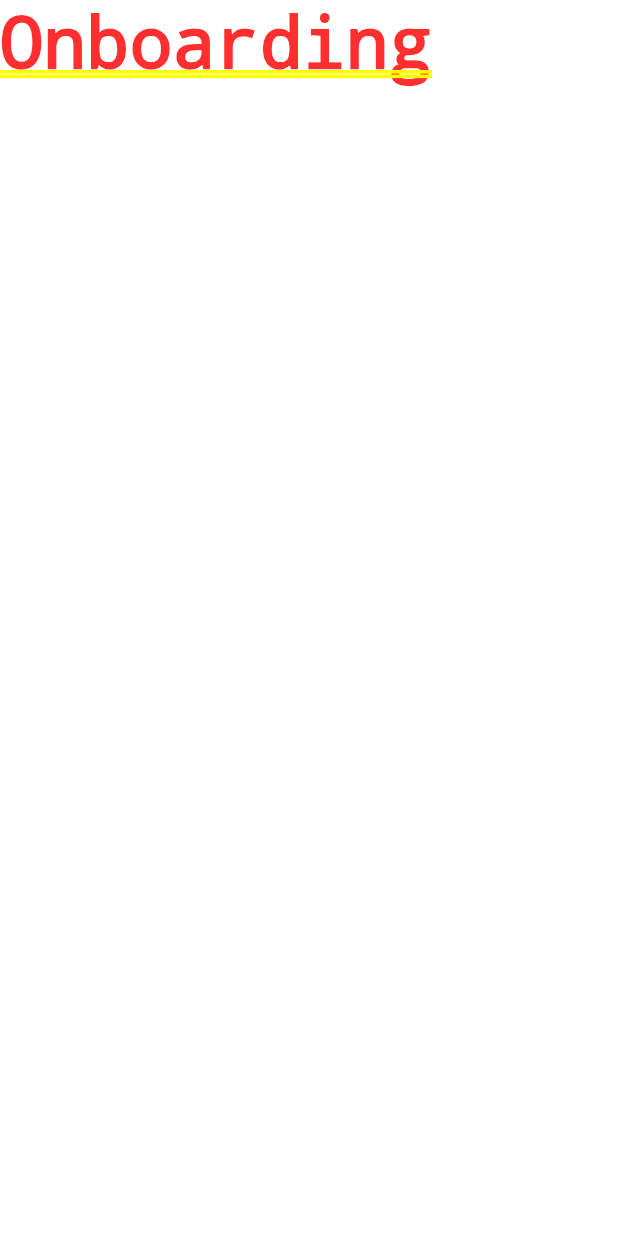
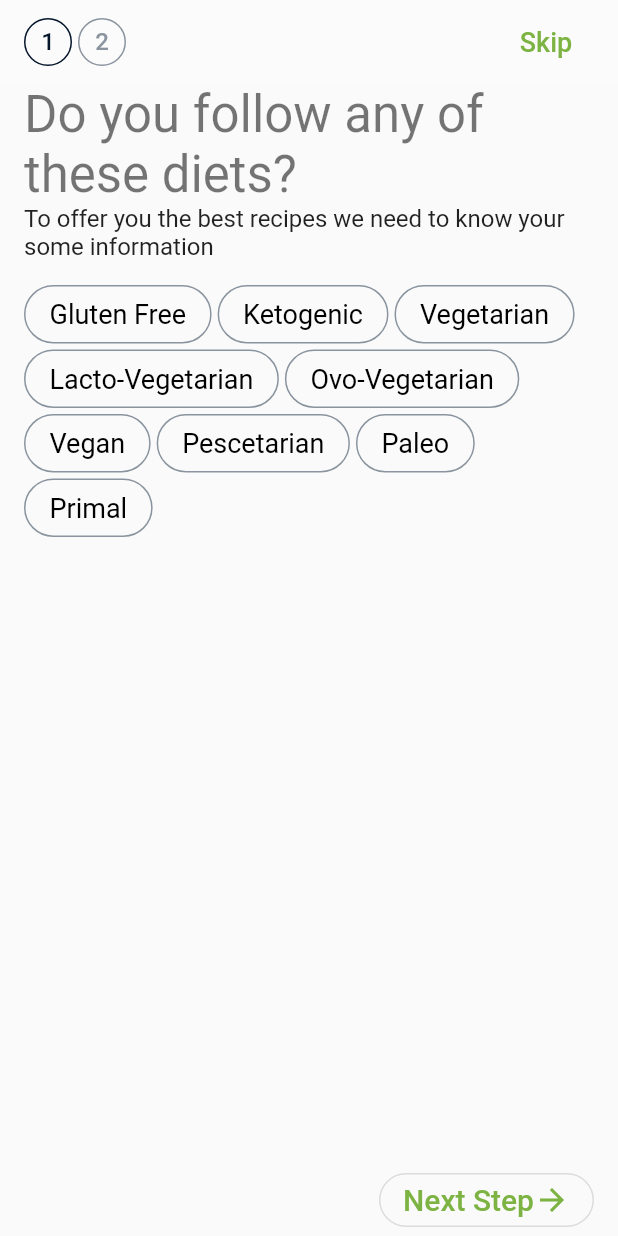
Before and after one commit to suhrobcoder/recipe_app_flutter, a Flutter app: the screen it shows after launch, on a phone screen of 412 x 824 dp. Run offline on Flutter 3.47's test engine with Material 2 defaults, Android fonts, the phone set to English and light mode, and no system bars; our stand-ins replace dio, get, get_storage, sqflite; accounts and stored records are empty; Roboto replaces fonts that are missing (SFPro).

Commit message:
onboarding page

```diff
--- a/lib/data/services/app_config_service.dart
+++ b/lib/data/services/app_config_service.dart
@@ -1,4 +1,3 @@
-import 'package:flutter/material.dart';
 import 'package:get/get.dart';
 import 'package:get_storage/get_storage.dart';
 import 'package:recipe_app/theme/app_theme.dart';
@@ -7,12 +6,11 @@ const _darkThemeKey = "dark_theme";
 const _firstRunKey = "first_run";
 
 class AppConfigService extends GetxService {
-  late GetStorage box;
+  late final GetStorage box;
 
   Future<AppConfigService> init() async {
     box = GetStorage("app_config");
     await box.writeIfNull(_darkThemeKey, false);
-    await box.writeIfNull(_firstRunKey, true);
     Get.changeTheme(box.read(_darkThemeKey) ? darkTheme : lightTheme);
     return this;
   }
@@ -23,11 +21,9 @@ class AppConfigService extends GetxService {
     await box.write(_darkThemeKey, isDarkTheme);
   }
 
-  bool isFirstRun() {
-    bool res = box.read(_firstRunKey) ?? true;
-    if (res) {
-      box.write(_firstRunKey, false);
-    }
-    return res;
+  bool isFirstRun() => box.read(_firstRunKey) ?? true;
+
+  Future setFirstRunFalse() async {
+    await box.write(_firstRunKey, false);
   }
 }
--- a/lib/main.dart
+++ b/lib/main.dart
@@ -10,9 +10,12 @@ import 'data/services/saved_recipes_service.dart';
 import 'routes/routes.dart';
 
 void main() async {
-  await GetStorage.init();
+  await GetStorage.init("app_config");
+  await GetStorage.init("settings");
   await initServices();
-  runApp(const MyApp());
+  runApp(MyApp(
+    Get.find<AppConfigService>().isFirstRun() ? Routes.onboarding : Routes.home,
+  ));
 }
 
 Future initServices() async {
@@ -23,16 +26,16 @@ Future initServices() async {
 }
 
 class MyApp extends StatelessWidget {
-  const MyApp({Key? key}) : super(key: key);
+  final String initialRoute;
+  const MyApp(this.initialRoute, {Key? key}) : super(key: key);
 
   @override
   Widget build(BuildContext context) {
     return GetMaterialApp(
       title: 'Recipe App',
-      home: const Text("Hello World"),
       debugShowCheckedModeBanner: false,
       getPages: AppPages.pages,
-      initialRoute: Routes.onboarding,
+      initialRoute: initialRoute,
     );
   }
 }
--- /dev/null
+++ b/lib/pages/home/page.dart
@@ -0,0 +1,12 @@
+import 'package:flutter/material.dart';
+
+class HomePage extends StatelessWidget {
+  const HomePage({Key? key}) : super(key: key);
+
+  @override
+  Widget build(BuildContext context) {
+    return Container(
+      child: null,
+    );
+  }
+}
--- /dev/null
+++ b/lib/pages/onboarding/binding.dart
@@ -0,0 +1,9 @@
+import 'package:get/get.dart';
+import 'package:recipe_app/pages/onboarding/controller.dart';
+
+class OnboardingPageBinding implements Bindings {
+  @override
+  void dependencies() {
+    Get.lazyPut(() => OnboardingController(Get.find()));
+  }
+}
--- /dev/null
+++ b/lib/pages/onboarding/controller.dart
@@ -0,0 +1,72 @@
+import 'package:get/get.dart';
+import 'package:recipe_app/data/services/app_config_service.dart';
+import 'package:recipe_app/data/services/app_settings_service.dart';
+import 'package:recipe_app/data/services/recipe_api_service.dart';
+import 'package:recipe_app/pages/onboarding/onboarding_step.dart';
+import 'package:recipe_app/routes/routes.dart';
+
+const _startingStep = 1;
+
+final steps = [
+  OnboardingStep("Do you follow any of these diets?", diets),
+  OnboardingStep("Your favorite cuisines?", cuisines),
+];
+
+class OnboardingController extends GetxController {
+  final AppSettingsService _settings;
+
+  OnboardingController(this._settings);
+
+  var step = _startingStep.obs;
+  var currentStep = steps[_startingStep - 1].obs;
+
+  var selectedCuisines = <String>[].obs;
+  var selectedDiets = <String>[].obs;
+
+  void nextStep() {
+    if (step.value == steps.length) {
+      saveResults();
+    } else {
+      step++;
+      currentStep.value = steps[step.value - 1];
+    }
+  }
+
+  void prevStep() {
+    if (step > 1) {
+      step--;
+      currentStep.value = steps[step.value - 1];
+    }
+  }
+
+  void saveResults() async {
+    await _settings.setDiets(selectedDiets);
+    await _settings.setCuisines(selectedCuisines);
+    navigateToHomePage();
+  }
+
+  void skip() {
+    navigateToHomePage();
+  }
+
+  void navigateToHomePage() async {
+    await Get.find<AppConfigService>().setFirstRunFalse();
+    Get.offNamed(Routes.home);
+  }
+
+  void selectItem(String item) {
+    if (step.value == 1) {
+      if (selectedCuisines.contains(item)) {
+        selectedCuisines.remove(item);
+      } else {
+        selectedCuisines.add(item);
+      }
+    } else if (step.value == 2) {
+      if (selectedDiets.contains(item)) {
+        selectedDiets.remove(item);
+      } else {
+        selectedDiets.add(item);
+      }
+    }
+  }
+}
--- /dev/null
+++ b/lib/pages/onboarding/onboarding_step.dart
@@ -0,0 +1,6 @@
+class OnboardingStep {
+  final String title;
+  final List<String> items;
+
+  OnboardingStep(this.title, this.items);
+}
--- /dev/null
+++ b/lib/pages/onboarding/page.dart
@@ -0,0 +1,196 @@
+import 'package:flutter/cupertino.dart';
+import 'package:flutter/material.dart';
+import 'package:get/get.dart';
+import 'package:recipe_app/pages/onboarding/controller.dart';
+import 'package:recipe_app/pages/onboarding/onboarding_step.dart';
+import 'package:recipe_app/theme/color_theme.dart';
+import 'package:recipe_app/theme/constantas.dart';
+
+import 'widgets/recipe_chip.dart';
+
+class OnboardingPage extends StatelessWidget {
+  const OnboardingPage({Key? key}) : super(key: key);
+
+  @override
+  Widget build(BuildContext context) {
+    return Scaffold(
+      appBar: AppBar(
+        backgroundColor: Colors.white10,
+        elevation: 0.0,
+        title: Obx(
+          () => Row(
+            children: List.generate(
+              steps.length,
+              (index) => OnboardingStepItem(index + 1,
+                  index == Get.find<OnboardingController>().step.value - 1),
+            ),
+          ),
+        ),
+        actions: [
+          Container(
+            height: 48.0,
+            padding: EdgeInsets.only(right: defaultPadding),
+            decoration: BoxDecoration(shape: BoxShape.circle),
+            child: TextButton(
+              onPressed: () {
+                Get.find<OnboardingController>().skip();
+              },
+              child: const Text(
+                "Skip",
+                style: TextStyle(fontSize: 18.0),
+              ),
+            ),
+          ),
+        ],
+      ),
+      body: Padding(
+        padding: EdgeInsets.symmetric(horizontal: defaultPadding),
+        child: Column(
+          crossAxisAlignment: CrossAxisAlignment.start,
+          children: [
+            Obx(
+              () => Text(
+                  Get.find<OnboardingController>().currentStep.value.title,
+                  style: Theme.of(context).textTheme.headline4),
+            ),
+            Text(
+              "To offer you the best recipes we need to know your some information",
+              style: Theme.of(context).textTheme.subtitle1,
+            ),
+            const SizedBox(height: defaultPadding),
+            Obx(
+              () {
+                OnboardingController controller = Get.find();
+                OnboardingStep currentStep = controller.currentStep.value;
+                List<String> selectedItems = controller.step.value == 1
+                    ? controller.selectedCuisines
+                    : controller.selectedDiets;
+                return Expanded(
+                  child: Wrap(
+                    spacing: 4.0,
+                    runSpacing: 4.0,
+                    children: currentStep.items
+                        .map(
+                          (step) => RecipeChip(
+                            step,
+                            selectedItems.contains(step),
+                            () {
+                              controller.selectItem(step);
+                            },
+                          ),
+                        )
+                        .toList(),
+                  ),
+                );
+              },
+            ),
+            Row(
+              children: [
+                Obx(() {
+                  bool visible = Get.find<OnboardingController>().step > 1;
+                  return AnimatedSize(
+                    duration: const Duration(milliseconds: defualtAnimDuration),
+                    child: visible
+                        ? PreviousButton(
+                            () {
+                              Get.find<OnboardingController>().prevStep();
+                            },
+                          )
+                        : SizedBox(width: 0),
+                  );
+                }),
+                Spacer(),
+                NextStepButton(
+                  () {
+                    Get.find<OnboardingController>().nextStep();
+                  },
+                ),
+              ],
+            ),
+          ],
+        ),
+      ),
+    );
+  }
+}
+
+class OnboardingStepItem extends StatelessWidget {
+  final int step;
+  final bool selected;
+  const OnboardingStepItem(this.step, this.selected, {Key? key})
+      : super(key: key);
+
+  @override
+  Widget build(BuildContext context) {
+    return Padding(
+      padding: EdgeInsets.only(right: 4.0),
+      child: AnimatedContainer(
+        height: 32,
+        width: 32,
+        decoration: BoxDecoration(
+          border: Border.all(color: selected ? gray900 : gray500),
+          borderRadius: BorderRadius.circular(16.0),
+        ),
+        duration: const Duration(milliseconds: defualtAnimDuration),
+        child: Center(
+          child: Text(
+            step.toString(),
+            style:
+                TextStyle(color: selected ? gray900 : gray500, fontSize: 16.0),
+          ),
+        ),
+      ),
+    );
+  }
+}
+
+class PreviousButton extends StatelessWidget {
+  final Function onClick;
+  const PreviousButton(this.onClick, {Key? key}) : super(key: key);
+
+  @override
+  Widget build(BuildContext context) {
+    return OutlinedButton(
+      onPressed: () => onClick(),
+      child: Row(
+        children: const [
+          Icon(Icons.arrow_back),
+          Text("Previous", style: TextStyle(fontSize: 20.0)),
+        ],
+      ),
+      style: ButtonStyle(
+        shape: MaterialStateProperty.all(
+          RoundedRectangleBorder(borderRadius: BorderRadius.circular(32)),
+        ),
+        padding: MaterialStateProperty.all(
+          EdgeInsets.symmetric(vertical: 4.0, horizontal: 16.0),
+        ),
+      ),
+    );
+  }
+}
+
+class NextStepButton extends StatelessWidget {
+  final Function onClick;
+  const NextStepButton(this.onClick, {Key? key}) : super(key: key);
+
+  @override
+  Widget build(BuildContext context) {
+    return OutlinedButton(
+      onPressed: () => onClick(),
+      child: Row(
+        children: const [
+          Text("Next Step", style: TextStyle(fontSize: 20.0)),
+          Icon(Icons.arrow_forward),
+        ],
+      ),
+      style: ButtonStyle(
+        shape: MaterialStateProperty.all(
+          RoundedRectangleBorder(borderRadius: BorderRadius.circular(32)),
+        ),
+        padding: MaterialStateProperty.all(
+            EdgeInsets.symmetric(vertical: 4.0, horizontal: 16.0)),
+      ),
+    );
+  }
+}
--- /dev/null
+++ b/lib/pages/onboarding/widgets/recipe_chip.dart
@@ -0,0 +1,46 @@
+import 'package:flutter/material.dart';
+import 'package:recipe_app/theme/color_theme.dart';
+import 'package:recipe_app/theme/constantas.dart';
+
+class RecipeChip extends StatelessWidget {
+  final String text;
+  final bool selected;
+  final Function onClick;
+  const RecipeChip(this.text, this.selected, this.onClick, {Key? key})
+      : super(key: key);
+
+  @override
+  Widget build(BuildContext context) {
+    Color selectedTextColor = Theme.of(context).colorScheme.onPrimary;
+    Color unselectedTextColor = Theme.of(context).colorScheme.onBackground;
+    return AnimatedContainer(
+      duration: const Duration(milliseconds: defualtAnimDuration),
+      child: GestureDetector(
+        onTap: () => onClick(),
+        child: Container(
+          decoration: BoxDecoration(
+            color:
+                selected ? Theme.of(context).primaryColor : Colors.transparent,
+            border: Border.all(
+                width: 1.0, color: selected ? Colors.transparent : gray500),
+            borderRadius: BorderRadius.circular(32),
+          ),
+          child: Padding(
+            padding: EdgeInsets.symmetric(
+              horizontal: defaultPadding,
+              vertical: defaultPadding / 2,
+            ),
+            child: Text(
+              text,
+              style: TextStyle(
+                fontSize: 18,
+                color: selected ? selectedTextColor : unselectedTextColor,
+              ),
+              maxLines: 1,
+            ),
+          ),
+        ),
+      ),
+    );
+  }
+}
--- a/lib/routes/pages.dart
+++ b/lib/routes/pages.dart
@@ -1,10 +1,20 @@
-import 'package:flutter/material.dart';
 import 'package:get/get.dart';
+import 'package:recipe_app/pages/home/page.dart';
+import 'package:recipe_app/pages/onboarding/binding.dart';
+import 'package:recipe_app/pages/onboarding/page.dart';
 
 import 'routes.dart';
 
 abstract class AppPages {
   static final pages = [
-    GetPage(name: Routes.onboarding, page: () => Text("Onboarding")),
+    GetPage(
+      name: Routes.onboarding,
+      page: () => OnboardingPage(),
+      binding: OnboardingPageBinding(),
+    ),
+    GetPage(
+      name: Routes.home,
+      page: () => HomePage(),
+    ),
   ];
 }
--- a/lib/routes/routes.dart
+++ b/lib/routes/routes.dart
@@ -1,3 +1,4 @@
 abstract class Routes {
   static const onboarding = '/onboarding';
+  static const home = '/home';
 }
--- /dev/null
+++ b/lib/theme/constantas.dart
@@ -0,0 +1,2 @@
+const defaultPadding = 16.0;
+const defualtAnimDuration = 300;
```
